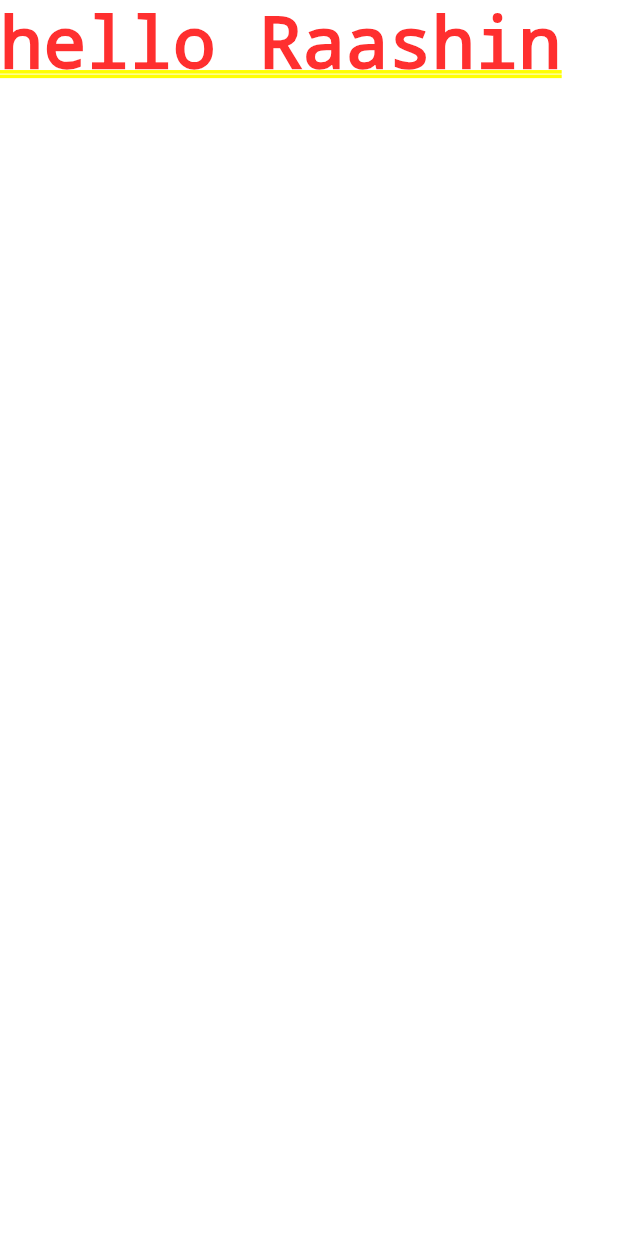
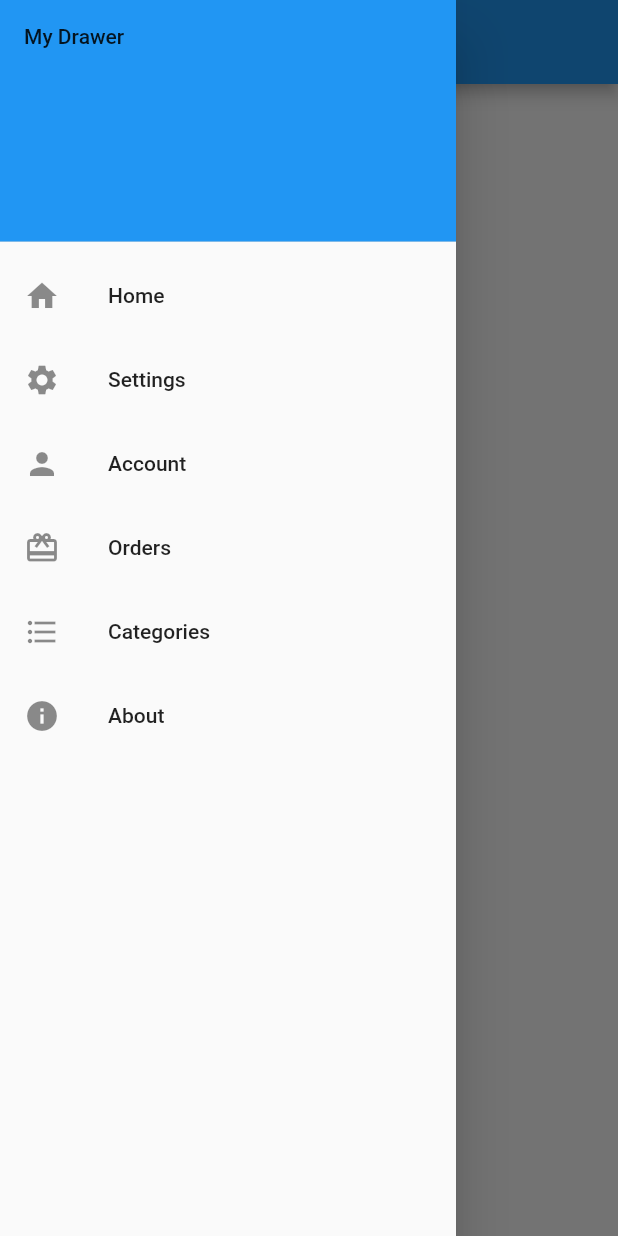
Before and after one commit to evansmwenda/Raashin-Flutter, a Flutter app: the screen it shows after launch, with the side drawer open (before the commit the screen has no drawer), on a phone screen of 412 x 824 dp. Run offline on Flutter 3.47's test engine with Material 2 defaults, Android fonts, the phone set to English and light mode, and no system bars.

Commit message:
added navigation drawer and settings route

```diff
--- /dev/null
+++ b/lib/home_page.dart
@@ -0,0 +1,83 @@
+import 'package:flutter/material.dart';
+import 'screens/settings_page.dart';
+
+class HomePage extends StatelessWidget {
+  @override
+  Widget build(BuildContext context) {
+    var aboutChild = AboutListTile(
+        child: Text("About"),
+        applicationName: "Application Name",
+        applicationVersion: "v1.0.0",
+        applicationIcon: Icon(Icons.adb),
+        icon: Icon(Icons.info));
+    return Scaffold(
+      appBar: AppBar(
+        title: Text("Raashin"),
+      ),
+      body: Center(child: Text('My Home Page!')),
+      drawer: Drawer(
+        // Add a ListView to the drawer. This ensures the user can scroll
+        // through the options in the drawer if there isn't enough vertical
+        // space to fit everything.
+        child: ListView(
+          //remove any padding
+          padding: EdgeInsets.zero,
+          children: <Widget>[
+            DrawerHeader(
+              child: Text("My Drawer"),
+              decoration: BoxDecoration(
+                color: Colors.blue,
+              ),
+            ),
+            ListTile(
+              title: Text("Home"),
+              leading: Icon(Icons.home),
+              onTap: () {
+                //update the state of the app
+                Navigator.pop(context);
+              },
+            ),
+            ListTile(
+              title: Text("Settings"),
+              leading: Icon(Icons.settings),
+              onTap: () {
+                //update the state of the app
+                Navigator.pop(context);
+                Navigator.push(
+                  context,
+                  MaterialPageRoute(builder: (context) => Settings()),
+                );
+              },
+            ),
+            ListTile(
+              title: Text("Account"),
+              leading: Icon(Icons.person),
+              onTap: () {
+                //update the state of the app
+                //and close the drawer
+                Navigator.pop(context);
+              },
+            ),
+            ListTile(
+              title: Text("Orders"),
+              leading: Icon(Icons.card_giftcard),
+              onTap: () {
+                //update the state of the app
+                Navigator.pop(context);
+              },
+            ),
+            ListTile(
+              title: Text("Categories"),
+              leading: Icon(Icons.format_list_bulleted),
+              onTap: () {
+                //update the state of the app
+                Navigator.pop(context);
+              },
+            ),
+            aboutChild,
+          ],
+        ),
+      ),
+    );
+  }
+}
--- /dev/null
+++ b/lib/screens/settings_page.dart
@@ -0,0 +1,21 @@
+import 'package:flutter/material.dart';
+
+class Settings extends StatefulWidget{
+  _SettingsState createState() => _SettingsState();
+
+}
+
+class _SettingsState extends State<Settings>{
+  @override
+  Widget build(BuildContext context) {
+    return Scaffold(
+      appBar: AppBar(
+        title: Text("Settings"),
+      ),
+      body:Center(
+        child: Text("Settings screen"),
+      ),
+    );
+  }
+
+}
```
Also changed, not shown: lib/main.dart (+23 -10 lines).
